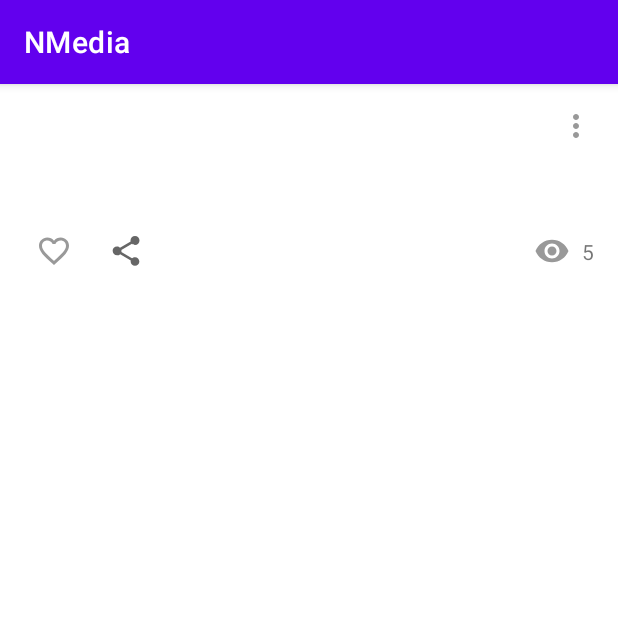
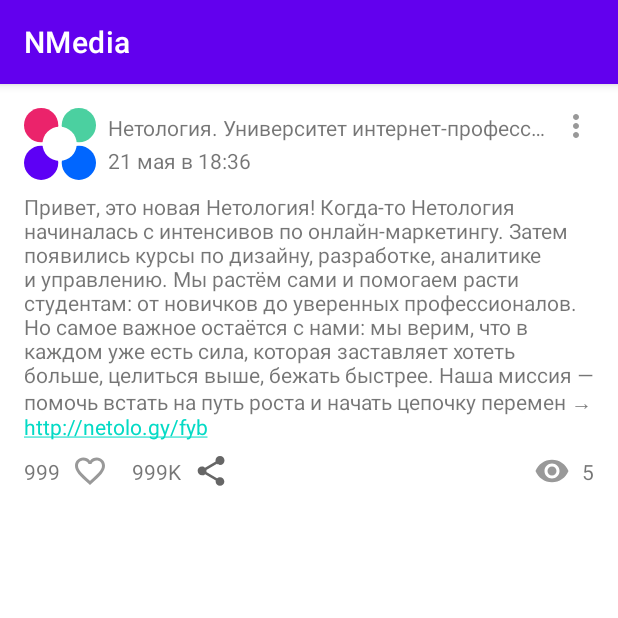
Before and after one commit to StalkerE30/1.1---Android-Studio, an Android app: the screen it shows after launch (MainActivity), on a phone screen of 412 x 824 dp, the top half of it. Run offline under Robolectric (Android 15) with nearby library versions, the phone set to English and light mode, and no system bars.

Commit message:
Homeworks - 04_events

```diff
--- a/app/build.gradle
+++ b/app/build.gradle
@@ -15,6 +15,8 @@ android {
 
         testInstrumentationRunner "androidx.test.runner.AndroidJUnitRunner"
     }
+
+    buildFeatures.viewBinding = true
 
     buildTypes {
         release {
--- a/app/src/main/java/ru/netology/nmedia/MainActivity.kt
+++ b/app/src/main/java/ru/netology/nmedia/MainActivity.kt
@@ -2,10 +2,80 @@ package ru.netology.nmedia
 
 import androidx.appcompat.app.AppCompatActivity
 import android.os.Bundle
+import ru.netology.nmedia.databinding.ActivityMainBinding
+import android.util.Log
 
+data class Post(
+    val id: Long,
+    val author: String,
+    val content: String,
+    val published: String,
+    var likes: Int = 999,
+    var share: Int = 999999,
+    var likedByMe: Boolean = false
+)
+private fun consumClicks(countClicks: Int):String{
+    val res:String
+    when {
+        (countClicks/1_000_000).toString().length>=2 -> res = (countClicks/1_000_000).toString() + "M"
+        (countClicks/1_000_000)!=0 && (countClicks/1_000_000).toString().length==1 -> res = (countClicks/1_000_000.0).toString().subSequence(0,3).toString()+"M"
+        (countClicks/1_000).toString().length>=2 -> res = (countClicks/1_000).toString() + "K"
+        (countClicks/1_000)!=0 && (countClicks/1_000).toString().length==1 -> res = (countClicks/1_000.0).toString().subSequence(0,3).toString()+"K"
+        else -> res=countClicks.toString()
+        }
+    return res
+}
 class MainActivity : AppCompatActivity() {
+
+    private lateinit var post: Post
+    private lateinit var binding: ActivityMainBinding
+
     override fun onCreate(savedInstanceState: Bundle?) {
         super.onCreate(savedInstanceState)
         setContentView(R.layout.activity_main)
+        binding = ActivityMainBinding.inflate(layoutInflater)
+        setContentView(binding.root)
+        initData()
+        initViews()
+        setupListeners()
+    }
+    private fun initData(){
+        post = Post(
+            id = 1,
+            author = "Нетология. Университет интернет-профессий будущего",
+            content = "Привет, это новая Нетология! Когда-то Нетология начиналась с интенсивов по онлайн-маркетингу. Затем появились курсы по дизайну, разработке, аналитике и управлению. Мы растём сами и помогаем расти студентам: от новичков до уверенных профессионалов. Но самое важное остаётся с нами: мы верим, что в каждом уже есть сила, которая заставляет хотеть больше, целиться выше, бежать быстрее. Наша миссия — помочь встать на путь роста и начать цепочку перемен → http://netolo.gy/fyb",
+            published = "21 мая в 18:36",
+        )
+    }
+    private fun initViews(){
+        binding.apply {
+            author.text = post.author
+            published.text = post.published
+            content.text = post.content
+            if (post.likedByMe)
+                favorite?.setImageResource(R.drawable.ic_liked_24)
+            else
+                favorite?.setImageResource(R.drawable.ic_baseline_favorite_border_24)
+
+            textFavorite?.text = consumClicks(post.likes)
+            textShare?.text = consumClicks(post.share)
+        }
+    }
+
+    private fun setupListeners(){
+        binding.apply {
+            favorite.setOnClickListener {
+                post.likedByMe = !post.likedByMe
+                favorite.setImageResource(
+                    if(post.likedByMe) R.drawable.ic_liked_24 else R.drawable.ic_baseline_favorite_border_24
+                )
+                if (post.likedByMe) post.likes++ else post.likes--
+                textFavorite.text = consumClicks(post.likes)
+            }
+            share.setOnClickListener {
+                post.share++
+                textShare.text = consumClicks(post.share)
+            }
+        }
     }
 }
--- /dev/null
+++ b/app/src/main/res/drawable/ic_liked_24.xml
@@ -0,0 +1,5 @@
+<vector android:height="24dp" android:tint="#FF0000"
+    android:viewportHeight="24" android:viewportWidth="24"
+    android:width="24dp" xmlns:android="http://schemas.android.com/apk/res/android">
+    <path android:fillColor="@android:color/white" android:pathData="M12,21.35l-1.45,-1.32C5.4,15.36 2,12.28 2,8.5 2,5.42 4.42,3 7.5,3c1.74,0 3.41,0.81 4.5,2.09C13.09,3.81 14.76,3 16.5,3 19.58,3 22,5.42 22,8.5c0,3.78 -3.4,6.86 -8.55,11.54L12,21.35z"/>
+</vector>
--- a/app/src/main/res/layout/activity_main.xml
+++ b/app/src/main/res/layout/activity_main.xml
@@ -16,7 +16,8 @@
         app:layout_constraintStart_toEndOf="parent"
         app:layout_constraintStart_toStartOf="parent"
         app:layout_constraintTop_toTopOf="parent"
-        tools:src="@sample/posts_avatars" />
+        android:src="@drawable/ic_netology_48dp"/>
+        //tools:src="@sample/posts_avatars" />
 
     <TextView
         android:id="@+id/author"
@@ -81,13 +82,13 @@
         android:layout_width="0dp"
         app:layout_constraintStart_toStartOf="parent"
         android:layout_height="wrap_content"
-        app:layout_constraintTop_toTopOf="@id/Favorite"
-        app:layout_constraintBottom_toBottomOf="@id/Favorite"
+        app:layout_constraintTop_toTopOf="@id/favorite"
+        app:layout_constraintBottom_toBottomOf="@id/favorite"
         tools:text="10"
         />
 
     <ImageView
-        android:id="@+id/Favorite"
+        android:id="@+id/favorite"
         android:layout_width="@dimen/icon_size"
         android:layout_height="@dimen/icon_size"
         app:srcCompat="@drawable/ic_baseline_favorite_border_24"
```
